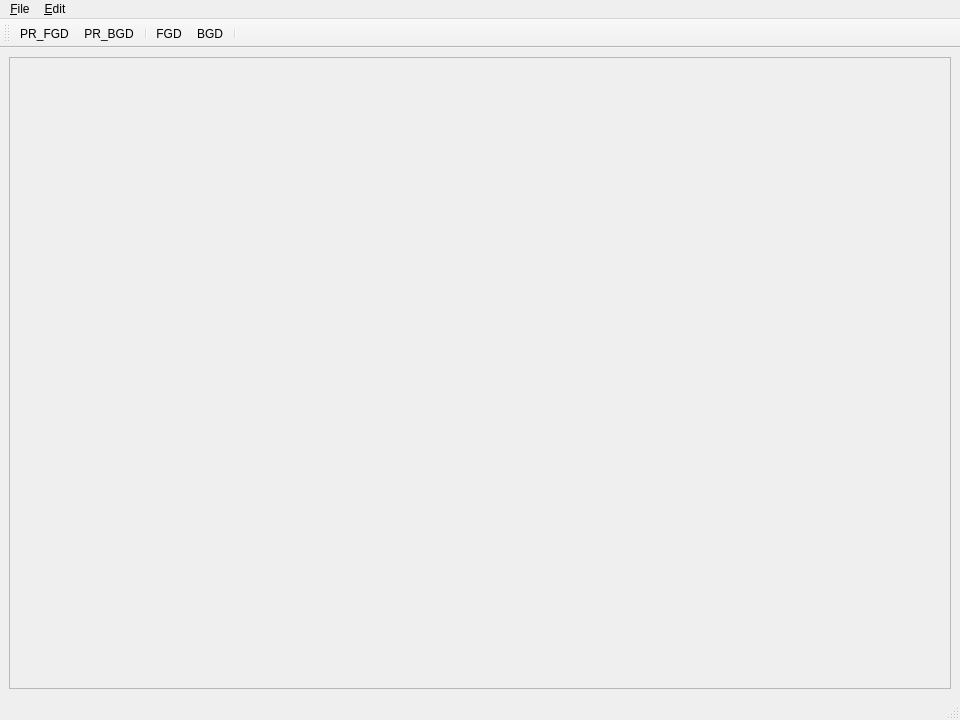
Above: grabcut.ui from nong-fu/grabcut before the change. Below: the same form after it.
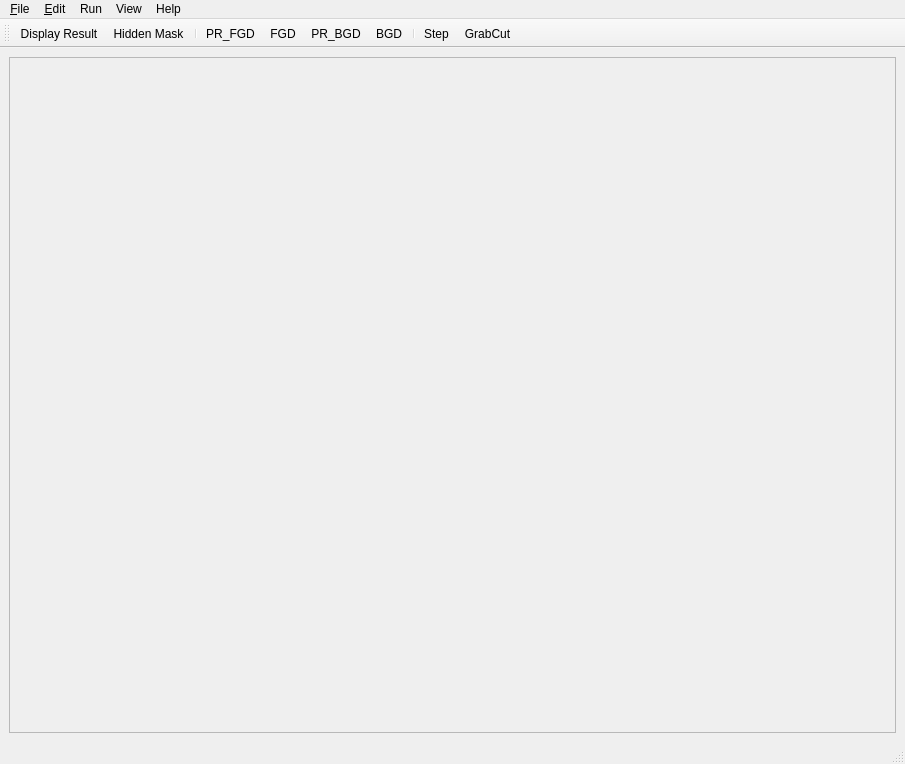
That is the form after the change.

Commit message: export mask; hidden mask; display result; ... etc

Patch:
```diff
--- a/grabcut.ui
+++ b/grabcut.ui
@@ -6,8 +6,8 @@
    <rect>
     <x>0</x>
     <y>0</y>
-    <width>960</width>
-    <height>720</height>
+    <width>905</width>
+    <height>764</height>
    </rect>
   </property>
   <property name="windowTitle">
@@ -31,8 +31,8 @@
         <rect>
          <x>0</x>
          <y>0</y>
-         <width>934</width>
-         <height>619</height>
+         <width>879</width>
+         <height>663</height>
         </rect>
        </property>
       </widget>
@@ -45,7 +45,7 @@
     <rect>
      <x>0</x>
      <y>0</y>
-     <width>960</width>
+     <width>905</width>
      <height>24</height>
     </rect>
    </property>
@@ -70,8 +70,31 @@
     <addaction name="fgdAction"/>
     <addaction name="bgdAction"/>
    </widget>
+   <widget class="QMenu" name="menuView">
+    <property name="title">
+     <string>View</string>
+    </property>
+    <addaction name="hiddenMaskAction"/>
+    <addaction name="displayResultAction"/>
+   </widget>
+   <widget class="QMenu" name="menuRun">
+    <property name="title">
+     <string>Run</string>
+    </property>
+    <addaction name="grabCutAction"/>
+    <addaction name="singleStepAction"/>
+   </widget>
+   <widget class="QMenu" name="menuHelp">
+    <property name="title">
+     <string>Help</string>
+    </property>
+    <addaction name="opencvAction"/>
+   </widget>
    <addaction name="menu_File"/>
    <addaction name="menu_Edit"/>
+   <addaction name="menuRun"/>
+   <addaction name="menuView"/>
+   <addaction name="menuHelp"/>
   </widget>
   <widget class="QStatusBar" name="statusbar"/>
   <widget class="QToolBar" name="toolBar">
@@ -84,12 +107,16 @@
    <attribute name="toolBarBreak">
     <bool>false</bool>
    </attribute>
+   <addaction name="displayResultAction"/>
+   <addaction name="hiddenMaskAction"/>
+   <addaction name="separator"/>
    <addaction name="prFgdAction"/>
-   <addaction name="prBgdAction"/>
-   <addaction name="separator"/>
    <addaction name="fgdAction"/>
+   <addaction name="prBgdAction"/>
    <addaction name="bgdAction"/>
    <addaction name="separator"/>
+   <addaction name="singleStepAction"/>
+   <addaction name="grabCutAction"/>
   </widget>
   <action name="openAction">
    <property name="text">
@@ -169,6 +196,50 @@
     <string>Ctrl+R</string>
    </property>
   </action>
+  <action name="hiddenMaskAction">
+   <property name="checkable">
+    <bool>true</bool>
+   </property>
+   <property name="text">
+    <string>Hidden Mask</string>
+   </property>
+  </action>
+  <action name="displayResultAction">
+   <property name="checkable">
+    <bool>true</bool>
+   </property>
+   <property name="text">
+    <string>Display Result</string>
+   </property>
+  </action>
+  <action name="grabCutAction">
+   <property name="text">
+    <string>GrabCut</string>
+   </property>
+   <property name="shortcut">
+    <string>Ctrl+G</string>
+   </property>
+  </action>
+  <action name="singleStepAction">
+   <property name="text">
+    <string>Step</string>
+   </property>
+  </action>
+  <action name="exportMaskAction">
+   <property name="text">
+    <string>Export Mask ...</string>
+   </property>
+  </action>
+  <action name="docAction">
+   <property name="text">
+    <string>opencv</string>
+   </property>
+  </action>
+  <action name="opencvAction">
+   <property name="text">
+    <string>OpenCV</string>
+   </property>
+  </action>
  </widget>
  <resources/>
  <connections/>
```
Left out of the diff: 2 changed lines with no effect on the pictures. The commit also changes 1 other file.
